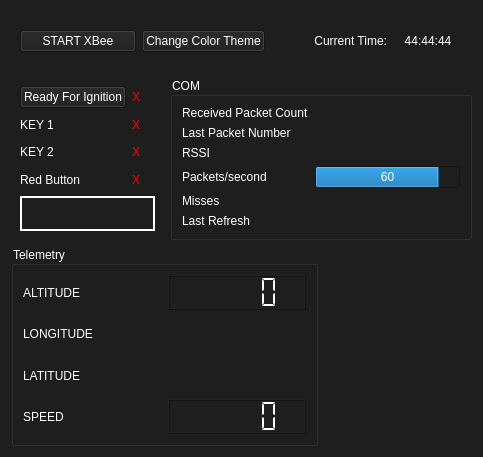
This is UI/ui_file/press_alt.ui in MorgesHAB/ERT2020GS as Qt 5 draws it before an edit. The edited form follows.
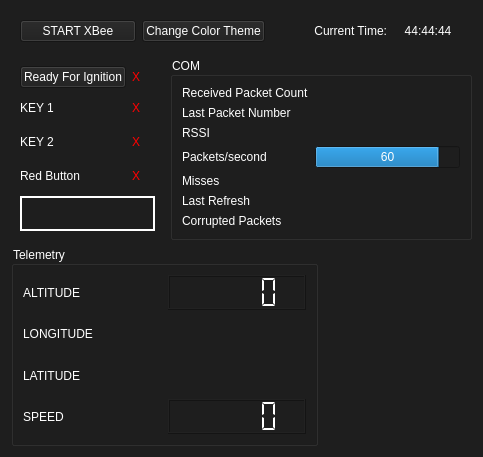
This is the edited form. Icons and pictures are not drawn.

Commit message: ctr corrupted

```diff
--- a/UI/ui_file/press_alt.ui
+++ b/UI/ui_file/press_alt.ui
@@ -248,6 +248,20 @@
         </property>
        </widget>
       </item>
+      <item row="8" column="0">
+       <widget class="QLabel" name="corrupted_label">
+        <property name="text">
+         <string>Corrupted Packets</string>
+        </property>
+       </widget>
+      </item>
+      <item row="8" column="1">
+       <widget class="QLabel" name="corrupted_panel">
+        <property name="text">
+         <string/>
+        </property>
+       </widget>
+      </item>
      </layout>
     </widget>
    </item>
```
The commit also changes 4 other files.
